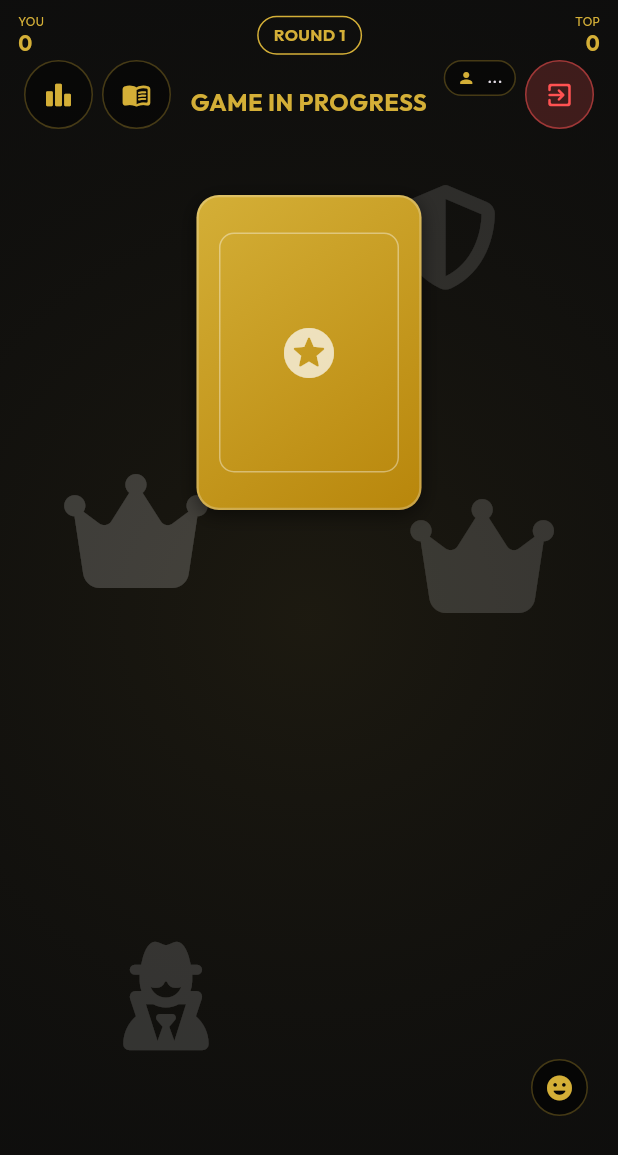
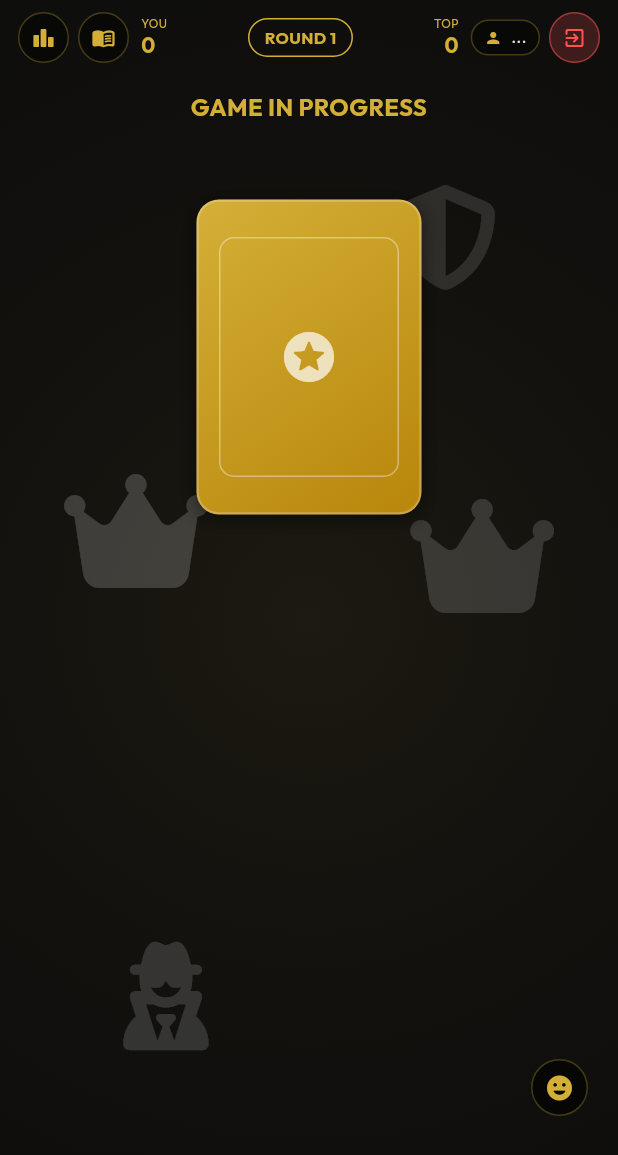
Before and after one commit to ChareshReddy/KingQueen_game, a Flutter app: the GameScreen screen opened directly, on a phone screen of 412 x 824 dp. Shown: the top 1155 px of the screen. Run offline on Flutter 3.47's test engine with Material 3 defaults, Android fonts, the phone set to English and light mode, and no system bars; drawn by our look-alikes of flutter_animate; our stand-ins replace cloud_firestore, firebase_auth, firebase_core, flutter_riverpod, font_awesome_flutter, google_fonts; accounts and stored records are empty.

Commit message:
Refactor: Implement dynamic guessing chain, remove special role active powers, and align top bar headers

```diff
--- a/lib/models/room_model.dart
+++ b/lib/models/room_model.dart
@@ -1,4 +1,4 @@
-enum RoomStatus { waiting, dealing, playing, guessing_minister, guessing_thief, reveal, finished }
+enum RoomStatus { waiting, dealing, guessing, reveal, finished }
 
 class RoomModel {
   final String id;
@@ -6,6 +6,7 @@ class RoomModel {
   final List<String> playerIds;
   final RoomStatus status;
   final int currentRound;
+  final int guessStageIndex;
   final String? kingId;
   final String? queenId;
   final String? ministerId;
@@ -22,6 +23,7 @@ class RoomModel {
     required this.playerIds,
     this.status = RoomStatus.waiting,
     this.currentRound = 1,
+    this.guessStageIndex = 0,
     this.kingId,
     this.queenId,
     this.ministerId,
@@ -40,6 +42,7 @@ class RoomModel {
       'playerIds': playerIds,
       'status': status.name,
       'currentRound': currentRound,
+      'guessStageIndex': guessStageIndex,
       'kingId': kingId,
       'queenId': queenId,
       'ministerId': ministerId,
@@ -62,6 +65,7 @@ class RoomModel {
         orElse: () => RoomStatus.waiting,
       ),
       currentRound: map['currentRound'] ?? 1,
+      guessStageIndex: map['guessStageIndex'] ?? 0,
       kingId: map['kingId'],
       queenId: map['queenId'],
       ministerId: map['ministerId'],
@@ -82,6 +86,7 @@ class RoomModel {
     List<String>? playerIds,
     RoomStatus? status,
     int? currentRound,
+    int? guessStageIndex,
     String? kingId,
     String? queenId,
     String? ministerId,
@@ -98,6 +103,7 @@ class RoomModel {
       playerIds: playerIds ?? this.playerIds,
       status: status ?? this.status,
       currentRound: currentRound ?? this.currentRound,
+      guessStageIndex: guessStageIndex ?? this.guessStageIndex,
       kingId: kingId ?? this.kingId,
       queenId: queenId ?? this.queenId,
       ministerId: ministerId ?? this.ministerId,
--- a/lib/screens/game/game_screen.dart
+++ b/lib/screens/game/game_screen.dart
@@ -415,15 +415,11 @@ class _GameScreenState extends ConsumerState<GameScreen> with WidgetsBindingObse
                         ],
                       ),
                     ),
-                    _buildBottomControls(me, room),
+                    _buildBottomControls(me, room, players),
                   ],
                 ),
               ),
               _buildEmojiSelector(),
-              _buildUserBadge(me),
-              _buildLeaveButton(),
-              _buildScoreboardButton(players),
-              _buildGuideButton(players),
               _buildGuessingGuide(players),
             ],
           ),
@@ -461,6 +457,13 @@ class _GameScreenState extends ConsumerState<GameScreen> with WidgetsBindingObse
     );
   }
 
+  List<String> _computeRoleChain(List<PlayerModel> players) {
+    final activeRoles = players.map((p) => p.currentRole).whereType<String>().toSet();
+    final chain = activeRoles.toList()
+      ..sort((a, b) => (GameConstants.roleScores[b] ?? 0).compareTo(GameConstants.roleScores[a] ?? 0));
+    return chain;
+  }
+
   Widget _buildGuessingGuide(List<PlayerModel> players) {
     final room = ref.watch(gameProvider).currentRoom;
     final status = room?.status;
@@ -473,6 +476,7 @@ class _GameScreenState extends ConsumerState<GameScreen> with WidgetsBindingObse
       return const SizedBox.shrink();
     }
 
+    final chain = _computeRoleChain(players);
     final activeRoles = players.map((p) => p.currentRole).whereType<String>().toSet();
     final double width = MediaQuery.of(context).size.width;
     final bool isPhone = width < 480;
@@ -507,35 +511,12 @@ class _GameScreenState extends ConsumerState<GameScreen> with WidgetsBindingObse
     String guesserText = '';
     String targetText = '';
 
-    // Defensive checks to prevent reading properties of absent/just-removed players
-    final hasKing = players.any((p) => p.currentRole == 'King');
-    final hasQueen = players.any((p) => p.currentRole == 'Queen');
-    final hasMinister = players.any((p) => p.currentRole == 'Minister');
-
-    if (status == RoomStatus.playing) {
-      if (hasKing) {
-        final king = players.firstWhere((p) => p.currentRole == 'King');
-        guesserText = king.name;
-      } else {
-        guesserText = '...';
-      }
-      targetText = 'Queen';
-    } else if (status == RoomStatus.guessing_minister) {
-      if (hasQueen) {
-        final queen = players.firstWhere((p) => p.currentRole == 'Queen');
-        guesserText = queen.name;
-      } else {
-        guesserText = '...';
-      }
-      targetText = 'Minister';
-    } else if (status == RoomStatus.guessing_thief) {
-      if (hasMinister) {
-        final minister = players.firstWhere((p) => p.currentRole == 'Minister');
-        guesserText = minister.name;
-      } else {
-        guesserText = '...';
-      }
-      targetText = 'Thief';
+    if (status == RoomStatus.guessing && chain.length > (room?.guessStageIndex ?? 0) + 1) {
+      final guesserRole = chain[room!.guessStageIndex];
+      final targetRole = chain[room.guessStageIndex + 1];
+      final guesser = players.where((p) => p.currentRole == guesserRole).firstOrNull;
+      guesserText = guesser?.name ?? '...';
+      targetText = targetRole;
     } else if (status == RoomStatus.reveal) {
       final thief = players.firstWhere(
         (p) => p.currentRole == 'Thief',
@@ -582,9 +563,23 @@ class _GameScreenState extends ConsumerState<GameScreen> with WidgetsBindingObse
               ],
             ),
             SizedBox(height: isPhone ? 4 : (isMobile ? 6 : 10)),
-            _guideRow('KING', 'QUEEN', Icons.arrow_forward_rounded, highlight: status == RoomStatus.playing, isPhone: isPhone, isMobile: isMobile),
-            _guideRow('QUEEN', 'MINISTER', Icons.arrow_forward_rounded, highlight: status == RoomStatus.guessing_minister, isPhone: isPhone, isMobile: isMobile),
-            _guideRow('MINISTER', 'THIEF', Icons.arrow_forward_rounded, highlight: status == RoomStatus.guessing_thief, isPhone: isPhone, isMobile: isMobile),
+            ConstrainedBox(
+              constraints: BoxConstraints(
+                maxHeight: isPhone ? 120 : (isMobile ? 200 : 300),
+              ),
+              child: SingleChildScrollView(
+                child: Column(
+                  mainAxisSize: MainAxisSize.min,
+                  children: List.generate(chain.length - 1, (i) => _guideRow(
+                    chain[i].toUpperCase(),
+                    chain[i + 1].toUpperCase(),
+                    Icons.arrow_forward_rounded,
+                    highlight: status == RoomStatus.guessing && room?.guessStageIndex == i,
+                    isPhone: isPhone, isMobile: isMobile,
+                  )),
+                ),
+              ),
+            ),
             if (guesserText.isNotEmpty) ...[
               SizedBox(height: isPhone ? 6 : (isMobile ? 8 : 12)),
               Container(height: 1, width: double.infinity, color: Colors.white10),
@@ -824,24 +819,17 @@ class _GameScreenState extends ConsumerState<GameScreen> with WidgetsBindingObse
     );
   }
 
-  Widget _buildScoreboardButton(List<PlayerModel> players) {
-    final double width = MediaQuery.of(context).size.width;
-    final bool isPhone = width < 480;
-
-    return Positioned(
-      top: isPhone ? 40 : 50,
-      left: isPhone ? 16 : 20,
-      child: GestureDetector(
+  Widget _buildScoreboardButtonInline(List<PlayerModel> players, bool isPhone) {
+    return GestureDetector(
       onTap: () => _showScoreboard(players),
       child: Container(
-          padding: EdgeInsets.all(isPhone ? 12 : 8),
+        padding: EdgeInsets.all(isPhone ? 8 : 8),
         decoration: BoxDecoration(
           color: Colors.black45,
           shape: BoxShape.circle,
           border: Border.all(color: AppTheme.gold.withOpacity(0.3)),
         ),
-          child: const Icon(Icons.leaderboard_rounded, color: AppTheme.gold, size: 20),
-        ),
+        child: Icon(Icons.leaderboard_rounded, color: AppTheme.gold, size: isPhone ? 16 : 20),
       ),
     );
   }
@@ -889,15 +877,9 @@ class _GameScreenState extends ConsumerState<GameScreen> with WidgetsBindingObse
     );
   }
 
-  Widget _buildUserBadge(PlayerModel? me) {
-    final double width = MediaQuery.of(context).size.width;
-    final bool isPhone = width < 480;
-
-    return Positioned(
-      top: isPhone ? 40 : 50,
-      right: isPhone ? 68 : 70,
-      child: Container(
-        constraints: BoxConstraints(maxWidth: isPhone ? 100 : 160),
+  Widget _buildUserBadgeInline(PlayerModel? me, bool isPhone) {
+    return Container(
+      constraints: BoxConstraints(maxWidth: isPhone ? 80 : 160),
       padding: EdgeInsets.symmetric(horizontal: isPhone ? 8 : 12, vertical: isPhone ? 5 : 6),
       decoration: BoxDecoration(
         color: Colors.black45,
@@ -908,7 +890,7 @@ class _GameScreenState extends ConsumerState<GameScreen> with WidgetsBindingObse
         mainAxisSize: MainAxisSize.min,
         children: [
           Icon(Icons.person, size: isPhone ? 12 : 14, color: AppTheme.gold),
-            const SizedBox(width: 8),
+          const SizedBox(width: 6),
           Flexible(
             child: Text(
               me?.name.toUpperCase() ?? '...',
@@ -919,50 +901,35 @@ class _GameScreenState extends ConsumerState<GameScreen> with WidgetsBindingObse
           ),
         ],
       ),
-      ),
     );
   }
 
-  Widget _buildLeaveButton() {
-    final double width = MediaQuery.of(context).size.width;
-    final bool isPhone = width < 480;
-
-    return Positioned(
-      top: isPhone ? 40 : 50,
-      right: isPhone ? 16 : 20,
-      child: GestureDetector(
+  Widget _buildLeaveButtonInline(bool isPhone) {
+    return GestureDetector(
       onTap: () => _showLeaveConfirmation(),
       child: Container(
-          padding: EdgeInsets.all(isPhone ? 12 : 8),
+        padding: EdgeInsets.all(isPhone ? 8 : 8),
         decoration: BoxDecoration(
           color: Colors.redAccent.withOpacity(0.2),
           shape: BoxShape.circle,
           border: Border.all(color: Colors.redAccent.withOpacity(0.5)),
         ),
-          child: const Icon(Icons.exit_to_app_rounded, color: Colors.redAccent, size: 20),
-        ),
+        child: Icon(Icons.exit_to_app_rounded, color: Colors.redAccent, size: isPhone ? 16 : 20),
       ),
     );
   }
 
-  Widget _buildGuideButton(List<PlayerModel> players) {
-    final double width = MediaQuery.of(context).size.width;
-    final bool isPhone = width < 480;
-
-    return Positioned(
-      top: isPhone ? 40 : 50,
-      left: isPhone ? 68 : 70,
-      child: GestureDetector(
+  Widget _buildGuideButtonInline(List<PlayerModel> players, bool isPhone) {
+    return GestureDetector(
       onTap: () => _showGuideDialog(players),
       child: Container(
-          padding: EdgeInsets.all(isPhone ? 12 : 8),
+        padding: EdgeInsets.all(isPhone ? 8 : 8),
         decoration: BoxDecoration(
           color: Colors.black45,
           shape: BoxShape.circle,
           border: Border.all(color: AppTheme.gold.withOpacity(0.3)),
         ),
-          child: const Icon(Icons.menu_book_rounded, color: AppTheme.gold, size: 20),
-        ),
+        child: Icon(Icons.menu_book_rounded, color: AppTheme.gold, size: isPhone ? 16 : 20),
       ),
     );
   }
@@ -976,15 +943,25 @@ class _GameScreenState extends ConsumerState<GameScreen> with WidgetsBindingObse
     final bool isPhone = width < 480;
 
     return Padding(
-      padding: EdgeInsets.symmetric(horizontal: isPhone ? 12 : 20, vertical: isPhone ? 8 : 20),
+      padding: EdgeInsets.symmetric(horizontal: isPhone ? 12 : 20, vertical: isPhone ? 8 : 16),
       child: Row(
         mainAxisAlignment: MainAxisAlignment.spaceBetween,
         children: [
+          Row(
+            mainAxisSize: MainAxisSize.min,
+            children: [
+              _buildScoreboardButtonInline(players, isPhone),
+              SizedBox(width: isPhone ? 6 : 10),
+              _buildGuideButtonInline(players, isPhone),
+              SizedBox(width: isPhone ? 8 : 16),
               Column(
                 crossAxisAlignment: CrossAxisAlignment.start,
+                mainAxisSize: MainAxisSize.min,
                 children: [
                   Text('YOU', style: TextStyle(fontSize: isPhone ? 8 : 10, color: AppTheme.gold)),
                   Text('$myScore', style: TextStyle(fontSize: isPhone ? 14 : 18, fontWeight: FontWeight.bold, color: AppTheme.gold)),
+                ],
+              ),
             ],
           ),
           Container(
@@ -998,11 +975,21 @@ class _GameScreenState extends ConsumerState<GameScreen> with WidgetsBindingObse
               style: TextStyle(color: AppTheme.gold, fontWeight: FontWeight.bold, fontSize: isPhone ? 11 : 14),
             ),
           ),
+          Row(
+            mainAxisSize: MainAxisSize.min,
+            children: [
               Column(
                 crossAxisAlignment: CrossAxisAlignment.end,
+                mainAxisSize: MainAxisSize.min,
                 children: [
                   Text('TOP', style: TextStyle(fontSize: isPhone ? 8 : 10, color: AppTheme.gold)),
                   Text('$topScore', style: TextStyle(fontSize: isPhone ? 14 : 18, fontWeight: FontWeight.bold, color: AppTheme.gold)),
+                ],
+              ),
+              SizedBox(width: isPhone ? 8 : 16),
+              _buildUserBadgeInline(me, isPhone),
+              SizedBox(width: isPhone ? 6 : 10),
+              _buildLeaveButtonInline(isPhone),
             ],
           ),
         ],
@@ -1013,31 +1000,24 @@ class _GameScreenState extends ConsumerState<GameScreen> with WidgetsBindingObse
   Widget _buildPlayArea(PlayerModel? me, RoomModel? room, List<PlayerModel> players) {
     final displayPlayers = _localPlayers ?? players;
     final otherPlayers = displayPlayers.where((p) => p.id != me?.id).toList();
-    final isKing = me?.currentRole == 'King';
-    final isQueen = me?.currentRole == 'Queen';
+    final chain = _computeRoleChain(players);
+    final myStageIndex = chain.indexOf(me?.currentRole ?? '');
+    final isReveal = room?.status == RoomStatus.reveal;
 
-    bool isMyTurn = (room?.status == RoomStatus.playing && isKing) ||
-                   (room?.status == RoomStatus.guessing_minister && isQueen) ||
-                   (room?.status == RoomStatus.guessing_thief && me?.currentRole == 'Minister');
-
-    final isMinister = me?.currentRole == 'Minister';
-    final isReveal = room?.status == RoomStatus.reveal;
-    final showMyCard = _isMyCardRevealed || isKing ||
-                      (isQueen && room?.status == RoomStatus.guessing_minister) ||
-                      (isMinister && room?.status == RoomStatus.guessing_thief) ||
+    bool isMyTurn = room?.status == RoomStatus.guessing && myStageIndex == (room?.guessStageIndex ?? -1);
+    final showMyCard = _isMyCardRevealed ||
+                       (room?.status == RoomStatus.guessing && myStageIndex <= room!.guessStageIndex) ||
                        isReveal;
 
-    final king = players.firstWhere((p) => p.id == room?.kingId, orElse: () => PlayerModel(id: '', name: 'KING', avatarId: ''));
-    final queen = players.firstWhere((p) => p.id == room?.queenId, orElse: () => PlayerModel(id: '', name: 'QUEEN', avatarId: ''));
-    final minister = players.firstWhere((p) => p.id == room?.ministerId, orElse: () => PlayerModel(id: '', name: 'MINISTER', avatarId: ''));
+    String title = 'GAME IN PROGRESS';
+    if (room?.status == RoomStatus.guessing) {
+      final guesserRole = (chain.length > room!.guessStageIndex) ? chain[room.guessStageIndex] : null;
+      final targetRole = (chain.length > room.guessStageIndex + 1) ? chain[room.guessStageIndex + 1] : null;
+      final guesserPlayer = players.where((p) => p.currentRole == guesserRole).firstOrNull;
 
-    String title = 'GAME IN PROGRESS';
-    if (room?.status == RoomStatus.playing) {
-      title = isKing ? 'GUESS THE QUEEN!' : '${king.name} IS GUESSING QUEEN';
-    } else if (room?.status == RoomStatus.guessing_minister) {
-      title = isQueen ? 'GUESS THE MINISTER!' : '${queen.name} IS GUESSING MINISTER';
-    } else if (room?.status == RoomStatus.guessing_thief) {
-      title = me?.currentRole == 'Minister' ? 'GUESS THE THIEF!' : '${minister.name} IS GUESSING THIEF';
+      title = isMyTurn
+          ? 'GUESS THE ${targetRole?.toUpperCase()}!'
+          : '${guesserPlayer?.name ?? "..."} IS GUESSING ${targetRole?.toUpperCase() ?? ""}';
     } else if (isReveal) {
       title = 'ROUND COMPLETE!';
     }
@@ -1080,6 +1060,8 @@ class _GameScreenState extends ConsumerState<GameScreen> with WidgetsBindingObse
     final double width = MediaQuery.of(context).size.width;
     final bool isPhone = width < 480;
 
+    final chain = _computeRoleChain(gameData.players);
+
     return Wrap(
       spacing: isPhone ? 10 : 15,
       runSpacing: isPhone ? 10 : 15,
@@ -1087,13 +1069,45 @@ class _GameScreenState extends ConsumerState<GameScreen> with WidgetsBindingObse
       children: List.generate(players.length, (index) {
         final player = players[index];
         bool isSelected = _selectedPlayerId == player.id;
-        bool isKing = player.id == kingId;
-        bool isQueen = player.id == queenId;
-        bool isMinister = player.id == ministerId;
 
-        bool showKingBadge = isKing;
-        bool showQueenBadge = isQueen && (status == RoomStatus.guessing_minister || status == RoomStatus.guessing_thief || status == RoomStatus.reveal);
-        bool showMinisterBadge = isMinister && (status == RoomStatus.guessing_thief || status == RoomStatus.reveal);
+        final pRole = player.currentRole ?? '';
+        final pIndex = chain.indexOf(pRole);
+        final bool showBadge = status == RoomStatus.reveal ||
+            (status == RoomStatus.guessing && pIndex != -1 && pIndex <= (room?.guessStageIndex ?? -1));
+
+        IconData roleIcon(String role) {
+          switch (role) {
+            case 'King': return Icons.workspace_premium;
+            case 'Queen': return Icons.diamond;
+            case 'Minister': return Icons.gavel_rounded;
+            case 'Spy': return Icons.visibility_rounded;
+            case 'Joker': return Icons.face_retouching_natural;
+            case 'Guard': return Icons.shield_outlined;
+            case 'Fake Queen': return Icons.diamond_outlined;
+            case 'Assassin': return Icons.gavel_outlined;
+            case 'Commander': return Icons.military_tech_rounded;
+            case 'Thief': return Icons.person_search_rounded;
+            default: return Icons.person;
+          }
+        }
+
+        String roleLetter(String role) {
+          if (role == 'Fake Queen') return 'FQ';
+          return role.isNotEmpty ? role[0] : '';
+        }
+
+        String roleLabel(String role) {
+          switch (role) {
+            case 'King': return 'KING / రాజు';
+            case 'Queen': return 'QUEEN / రాణి';
+            case 'Minister': return 'MINISTER / మంత్రి';
+            case 'Thief': return 'THIEF / దొంగ';
+            default: return role.toUpperCase();
+          }
+        }
+
+        final badgeIcon = roleIcon(pRole);
+        final badgeLetter = roleLetter(pRole);
 
         // Presence check
         bool isOnline = ref.read(gameProvider.notifier).isPlayerOnline(player);
@@ -1119,29 +1133,21 @@ class _GameScreenState extends ConsumerState<GameScreen> with WidgetsBindingObse
                         color: AppTheme.surface,
                         shape: BoxShape.circle,
                         border: Border.all(
-                          color: isSelected ? AppTheme.gold : (showKingBadge || showQueenBadge || showMinisterBadge ? AppTheme.gold : Colors.white10),
-                          width: isSelected || showKingBadge || showQueenBadge || showMinisterBadge ? (isPhone ? 2 : 3) : 1,
+                          color: isSelected ? AppTheme.gold : (showBadge ? AppTheme.gold : Colors.white10),
+                          width: isSelected || showBadge ? (isPhone ? 2 : 3) : 1,
                         ),
-                        boxShadow: isSelected || showKingBadge || showQueenBadge || showMinisterBadge
+                        boxShadow: isSelected || showBadge
                           ? [BoxShadow(color: AppTheme.gold.withOpacity(0.5), blurRadius: isPhone ? 6 : 10)]
                           : null,
                       ),
                       child: Center(
-                        child: showKingBadge
-                          ? Icon(Icons.workspace_premium, color: AppTheme.gold, size: isPhone ? 26 : 35)
-                          : (showQueenBadge
-                              ? Icon(Icons.diamond, color: AppTheme.gold, size: isPhone ? 26 : 35)
-                              : (showMinisterBadge
-                                  ? Icon(Icons.gavel_rounded, color: AppTheme.gold, size: isPhone ? 26 : 35)
-                                  : Icon(Icons.person, color: Colors.white30, size: isPhone ? 22 : 30))),
+                        child: showBadge
+                          ? Icon(badgeIcon, color: AppTheme.gold, size: isPhone ? 26 : 35)
+                          : Icon(Icons.person, color: Colors.white30, size: isPhone ? 22 : 30),
                       ),
                     ),
-                    if (showKingBadge)
-                      _badgeLabel('K', isPhone),
-                    if (showQueenBadge)
-                      _badgeLabel('Q', isPhone),
-                    if (showMinisterBadge)
-                      _badgeLabel('M', isPhone),
+                    if (showBadge)
+                      _badgeLabel(badgeLetter, isPhone),
                     // Presence indicator dot
                     Positioned(
                       bottom: 0,
@@ -1175,34 +1181,12 @@ class _GameScreenState extends ConsumerState<GameScreen> with WidgetsBindingObse
                   player.name,
                   style: TextStyle(
                     fontSize: isPhone ? 8 : 10,
-                    color: (showKingBadge || showQueenBadge || showMinisterBadge) ? AppTheme.gold : Colors.white70,
-                    fontWeight: (showKingBadge || showQueenBadge || showMinisterBadge) ? FontWeight.bold : FontWeight.normal,
+                    color: showBadge ? AppTheme.gold : Colors.white70,
+                    fontWeight: showBadge ? FontWeight.bold : FontWeight.normal,
                   ),
                 ),
-                if (showKingBadge)
-                  Text('KING / రాజు', style: TextStyle(fontSize: isPhone ? 7 : 8, color: AppTheme.gold)),
-                if (showQueenBadge)
-                  Text('QUEEN / రాణి', style: TextStyle(fontSize: isPhone ? 7 : 8, color: AppTheme.gold)),
-                if (showMinisterBadge)
-                  Text('MINISTER / మంత్రి', style: TextStyle(fontSize: isPhone ? 7 : 8, color: AppTheme.gold)),
-
-                // Ability action buttons
-                if (me != null && !isRemoving && (status == RoomStatus.playing || status == RoomStatus.guessing_minister || status == RoomStatus.guessing_thief)) ...[
-                  if (me.currentRole == 'Guard' && !me.guardUsedThisRound)
-                    TextButton.icon(
-                      onPressed: () => _useGuardAbility(context, player),
-                      icon: Icon(Icons.shield, size: isPhone ? 10 : 12, color: Colors.greenAccent),
-                      label: Text('PROTECT', style: TextStyle(fontSize: isPhone ? 7 : 8, color: Colors.greenAccent)),
-                      style: TextButton.styleFrom(padding: EdgeInsets.zero, minimumSize: Size.zero),
-                    ),
-                  if (me.currentRole == 'Assassin' && !me.assassinUsedThisRound)
-                    TextButton.icon(
-                      onPressed: () => _useAssassinAbility(context, player),
-                      icon: Icon(Icons.gps_fixed, size: isPhone ? 10 : 12, color: Colors.redAccent),
-                      label: Text('TARGET', style: TextStyle(fontSize: isPhone ? 7 : 8, color: Colors.redAccent)),
-                      style: TextButton.styleFrom(padding: EdgeInsets.zero, minimumSize: Size.zero),
-                    ),
-                ],
+                if (showBadge)
+                  Text(roleLabel(pRole), style: TextStyle(fontSize: isPhone ? 7 : 8, color: AppTheme.gold)),
               ],
             ),
           ),
@@ -1226,7 +1210,7 @@ class _GameScreenState extends ConsumerState<GameScreen> with WidgetsBindingObse
     );
   }
 
-  Widget _buildBottomControls(PlayerModel? me, RoomModel? room) {
+  Widget _buildBottomControls(PlayerModel? me, RoomModel? room, List<PlayerModel> players) {
     bool isReveal = room?.status == RoomStatus.reveal;
     bool isHost = room?.hostId == me?.id;
 
@@ -1245,9 +1229,9 @@ class _GameScreenState extends ConsumerState<GameScreen> with WidgetsBindingObse
       );
     }
 
-    bool canGuess = (room?.status == RoomStatus.playing && me?.currentRole == 'King') ||
-                   (room?.status == RoomStatus.guessing_minister && me?.currentRole == 'Queen') ||
-                   (room?.status == RoomStatus.guessing_thief && me?.currentRole == 'Minister');
+    final chain = _computeRoleChain(players);
+    final myStageIndex = chain.indexOf(me?.currentRole ?? '');
+    bool canGuess = room?.status == RoomStatus.guessing && myStageIndex == (room?.guessStageIndex ?? -1);
 
     if (!canGuess) return const SizedBox(height: 100);
 
@@ -1274,29 +1258,4 @@ class _GameScreenState extends ConsumerState<GameScreen> with WidgetsBindingObse
       ),
     );
   }
-
-  void _useGuardAbility(BuildContext context, PlayerModel target) async {
-    await ref.read(gameProvider.notifier).protectPlayer(target.id);
-    if (context.mounted) {
-      ScaffoldMessenger.of(context).showSnackBar(
-        SnackBar(
-          content: Text('You have protected ${target.name} from being guessed!'),
-          backgroundColor: Colors.green,
-        ),
-      );
 }
-  }
-
-  void _useAssassinAbility(BuildContext context, PlayerModel target) async {
-    await ref.read(gameProvider.notifier).useAssassinAbility(target.id);
-    if (context.mounted) {
-      ScaffoldMessenger.of(context).showSnackBar(
-        SnackBar(
-          content: Text('You have targeted ${target.name}! Their score is eliminated for this round.'),
-          backgroundColor: Colors.redAccent,
-        ),
-      );
-    }
-  }
-
-}
--- a/lib/screens/lobby/lobby_screen.dart
+++ b/lib/screens/lobby/lobby_screen.dart
@@ -99,7 +99,7 @@ class _LobbyScreenState extends ConsumerState<LobbyScreen> with WidgetsBindingOb
     final players = gameData.players;
     final room = gameData.currentRoom;
 
-    if (room?.status == RoomStatus.playing) {
+    if (room?.status == RoomStatus.guessing) {
       Future.microtask(() {
         if (mounted) {
           Navigator.pushReplacement(
```
Also changed, not shown: lib/providers/game_provider.dart (+34 -26 lines), lib/services/firebase_service.dart (+76 -81 lines). Lines whose indentation alone changed are shown as unchanged.
